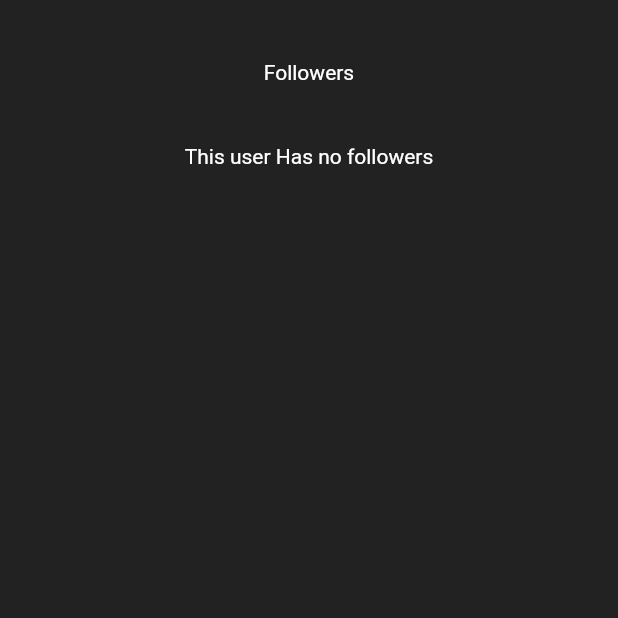
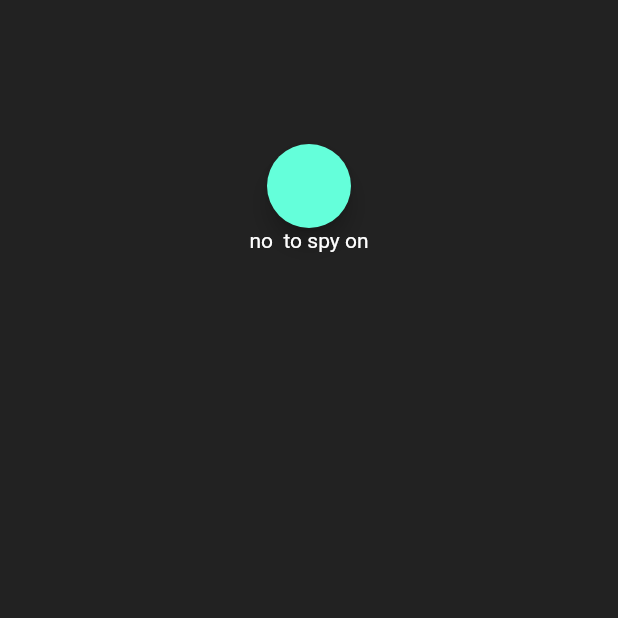
Before and after one commit to notaringblade/social_media_app, a Flutter app: the FollowersScreen screen opened directly with empty values, on a phone screen of 412 x 824 dp, the top half of it. Run offline on Flutter 3.47's test engine with Material 2 defaults, Android fonts, the phone set to English and light mode, and no system bars; our stand-ins replace bloc, cloud_firestore, equatable, firebase_auth, firebase_core, go_router and 1 more; accounts and stored records are empty.

Commit message:
see followers and following

```diff
--- a/lib/config/app_router.dart
+++ b/lib/config/app_router.dart
@@ -33,11 +33,12 @@ class AppRouter {
             },
           ),
           GoRoute(
-            path: 'followes/:id',
+            path: 'followes/:id/:type',
             name: RouteConstants.followers,
             builder: (BuildContext context, GoRouterState state) {
               return FollowersScreen(
                 userId: state.params['id']!,
+                type: state.params['type']!,
               );
             },
           ),
--- a/lib/main_pages/profile_page.dart
+++ b/lib/main_pages/profile_page.dart
@@ -3,7 +3,6 @@ import 'package:firebase_auth/firebase_auth.dart';
 import 'package:flutter/material.dart';
 import 'package:social_media_app/models/post_model.dart';
 import 'package:social_media_app/services/post_service.dart';
-import 'package:social_media_app/widgets/common/custom_loading_widget.dart';
 import 'package:social_media_app/widgets/post%20Widgets/display_posts.dart';
 import 'package:social_media_app/widgets/user%20display%20data/users_data.dart';
 
--- a/lib/screens/followers_screen.dart
+++ b/lib/screens/followers_screen.dart
@@ -1,12 +1,11 @@
 import 'package:flutter/material.dart';
-import 'package:go_router/go_router.dart';
-import 'package:social_media_app/bloc/bloc/user_data_bloc.dart';
 import 'package:social_media_app/services/auth_user.dart';
-import 'package:social_media_app/widgets/common/custom_loading_widget.dart';
+import 'package:social_media_app/widgets/user%20display%20data/follow_list.dart';
 
 class FollowersScreen extends StatefulWidget {
-  FollowersScreen({Key? key, required this.userId}) : super(key: key);
+  const FollowersScreen({Key? key, required this.userId, required this.type}) : super(key: key);
   final String userId;
+  final String type;
 
   @override
   State<FollowersScreen> createState() => _FollowersScreenState();
@@ -25,55 +24,15 @@ class _FollowersScreenState extends State<FollowersScreen> {
             child: Column(
               mainAxisAlignment:  MainAxisAlignment.start,
         children: [
-            SizedBox(height: 40,),
-            Text("Followers"),
-            SizedBox(height: 40,),
-            // Text("user id: ${widget.userId}"),
-            // SizedBox(height: 40,),
-            FutureBuilder(
-              future: _authUser.fetchFollowers(widget.userId),
-              builder: (context, snapshot) {
-                if(snapshot.connectionState == ConnectionState.done){
+            const SizedBox(height: 40,),
+             Text(widget.type),
+            const SizedBox(height: 40,),
+            FloatingActionButton(onPressed: () {
+              setState(() {
 
-                print(_authUser.usersList);
-                if(_authUser.usersList.isNotEmpty){
-
-                return Expanded(
-                  child: ListView.builder(
-                    itemCount: _authUser.usersList.length,
-                    itemBuilder: (context, index) {
-                      return Padding(
-                        padding: EdgeInsets.symmetric(horizontal: 12),
-                        child: Column(
-                          mainAxisAlignment: MainAxisAlignment.start,
-                          crossAxisAlignment: CrossAxisAlignment.start,
-                          children: [
-                            GestureDetector(
-                              onTap: () {
-                                context.pushNamed('user', params: {
-                                  'id': _authUser.usersList[index].uid
-                                });
-                              },
-                              child: ListTile(
-                                title: Text(_authUser.usersList[index].username),
-                                subtitle: Text(
-                                    "${_authUser.usersList[index].firstName} ${_authUser.usersList[index].lastName}"),
-                              ),
-                            ),
-                          ],
-                        ),
-                      );
-                    },
-                  ),
-                );
-                }else{
-                  return Text("This user Has no followers");
-                }
-                }else{
-                  return CustomLoading();
-                }
-              },
-            )
+              });
+            },),
+            FollowDisplay(authUser: _authUser, id: widget.userId, type: widget.type,)
         ],
       ),
           )),
--- /dev/null
+++ b/lib/widgets/user display data/follow_list.dart
@@ -0,0 +1,69 @@
+import 'package:flutter/material.dart';
+import 'package:go_router/go_router.dart';
+import 'package:social_media_app/config/router_constants.dart';
+import 'package:social_media_app/screens/followers_screen.dart';
+import 'package:social_media_app/services/auth_user.dart';
+import 'package:social_media_app/widgets/common/custom_loading_widget.dart';
+import 'package:social_media_app/widgets/user%20display%20data/get_user_ui.dart';
+
+class FollowDisplay extends StatelessWidget {
+  const FollowDisplay({
+    Key? key,
+    required AuthUser authUser,
+    required this.id,
+    required this.type,
+  })  : _authUser = authUser,
+        super(key: key);
+
+  final AuthUser _authUser;
+  final String id;
+  final String type;
+
+  @override
+  Widget build(BuildContext context) {
+    return FutureBuilder(
+      future: _authUser.fetchFollowers(id, type),
+      builder: (context, snapshot) {
+        if (snapshot.connectionState == ConnectionState.done) {
+          // print(_authUser.usersList);
+          if(_authUser.docIds.isNotEmpty){
+
+          return Expanded(
+            child: ListView.builder(
+              itemCount: _authUser.docIds.length,
+              itemBuilder: (context, index) {
+                // print(_authUser.usersList.length);
+                return Padding(
+                  padding: EdgeInsets.symmetric(horizontal: 12),
+                  child: Column(
+                    mainAxisAlignment: MainAxisAlignment.start,
+                    crossAxisAlignment: CrossAxisAlignment.start,
+                    children: [
+                      InkWell(
+                        onTap: () {
+                          context.pushNamed(RouteConstants.user,
+                              params: {'id': _authUser.docIds[index]});
+                        },
+                        child: Container(
+                          color: Colors.black,
+                          child: ListTile(
+                            title: GetUserUi(docId: _authUser.docIds[index]),
+                          ),
+                        ),
+                      ),
+                    ],
+                  ),
+                );
+              },
+            ),
+          );
+          }else{
+            return Text('no $type to spy on');
+          }
+        } else {
+          return CustomLoading();
+        }
+      },
+    );
+  }
+}
```
Also changed, not shown: lib/services/auth_user.dart (+11 -25 lines), lib/widgets/user display data/get_user_ui.dart (added, +34 -0 lines), lib/widgets/user display data/users_data.dart (+12 -6 lines).
